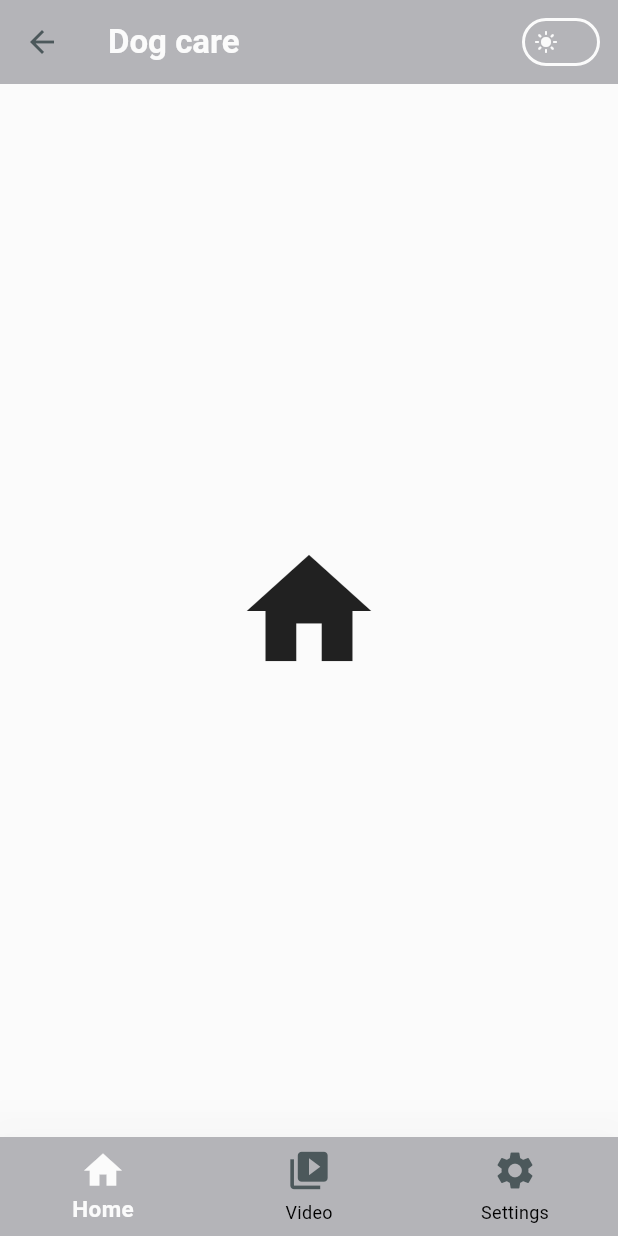
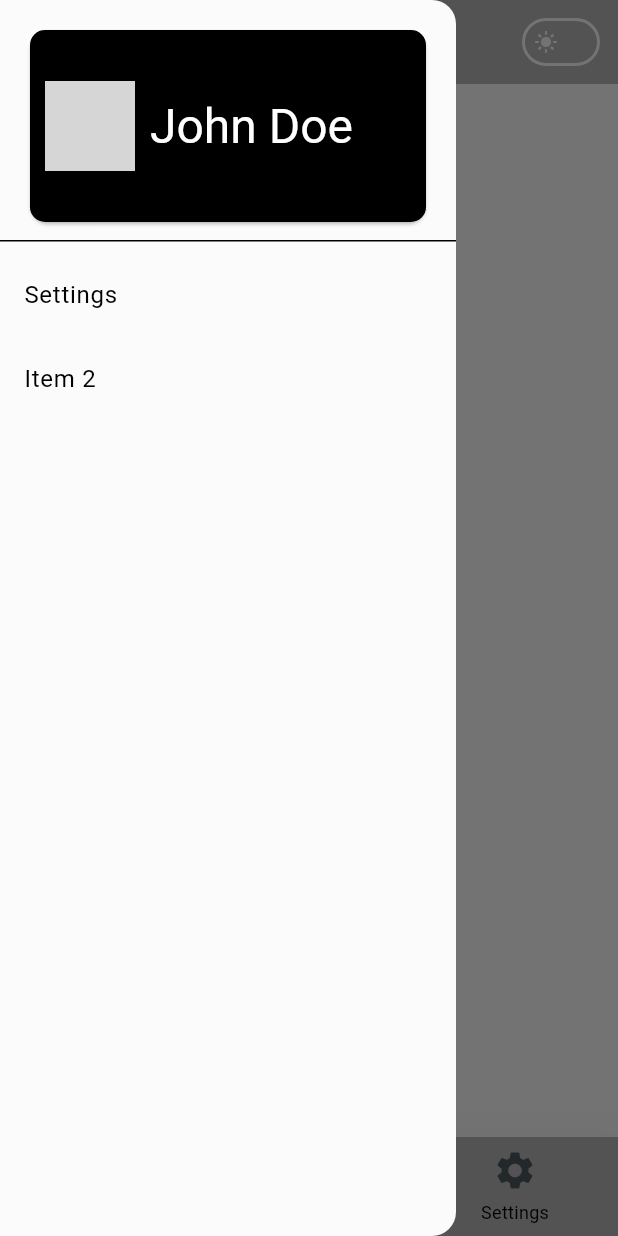
Before and after one commit to LiliaMamutova/dog_care, a Flutter app: the MainScreen screen opened by its route, with the side drawer open (before the commit the screen has no drawer), on a phone screen of 412 x 824 dp. Run offline on Flutter 3.47's test engine with Material 3 defaults, Android fonts, the phone set to English and light mode, and no system bars; our stand-ins replace another_flushbar, bloc, equatable, flutter_bloc, shared_preferences; accounts and stored records are empty; network calls fail; Roboto replaces fonts that are missing (Freeman_font.ttf); grey boxes are pictures that could not be loaded.

Commit message:
in between

```diff
--- a/lib/features/home/screens/main_screen.dart
+++ b/lib/features/home/screens/main_screen.dart
@@ -1,11 +1,12 @@
 import 'package:dog_care/features/home/screens/pages/home_page.dart';
 import 'package:dog_care/features/home/screens/pages/settings_page.dart';
 import 'package:dog_care/features/home/screens/pages/video_page.dart';
-import 'package:dog_care/features/theme/light_theme/text_theme.dart';
 import 'package:dog_care/shared/components/nav_bar.dart';
 import 'package:flutter/material.dart';
 import 'package:flutter_bloc/flutter_bloc.dart';
 
+import '../../../shared/components/cards/main_user_card_widget.dart';
+import '../../../shared/models/user_model.dart';
 import '../../theme/bloc_theme/theme_bloc.dart';
 
 class MainScreen extends StatefulWidget {
@@ -41,7 +42,18 @@
   @override
   Widget build(BuildContext context) {
     return Scaffold(
+      drawer: MainDrawerWidget(),
       appBar: AppBar(
+        leading: Builder(
+          builder: (context) {
+            return IconButton(
+              icon: const Icon(Icons.menu),
+              onPressed: () {
+                Scaffold.of(context).openDrawer();
+              },
+            );
+          },
+        ),
         title: Text(
           "Dog care",
           style: Theme.of(context).appBarTheme.titleTextStyle,
@@ -77,7 +89,6 @@
         bottomSelectedIndex: bottomSelectedIndex,
         onSelectTab: (index) {
           setState(() {
-
             bottomSelectedIndex = index;
           });
           _pageController.animateToPage(
@@ -90,3 +101,44 @@
     );
   }
 }
+
+class MainDrawerWidget extends StatelessWidget {
+  const MainDrawerWidget({
+    super.key,
+  });
+
+  @override
+  Widget build(BuildContext context) {
+    return Drawer(
+      child: ListView(
+        padding: EdgeInsets.zero,
+        children: [
+          DrawerHeader(
+            decoration: const BoxDecoration(
+                // color: Colors.blue,
+                ),
+            child: MainUserCardWidget(
+              user: UserModel.empty,
+            ),
+          ),
+          ListTile(
+            title: const Text('Settings'),
+            onTap: () {
+              // Update the state of the app
+              // ...
+              Navigator.pop(context);
+            },
+          ),
+          ListTile(
+            title: const Text('Item 2'),
+            onTap: () {
+              // Update the state of the app
+              // ...
+              Navigator.pop(context);
+            },
+          ),
+        ],
+      ),
+    );
+  }
+}
--- a/lib/repository/user_repository.dart
+++ b/lib/repository/user_repository.dart
@@ -1,5 +1,3 @@
-import 'package:uuid/uuid.dart';
-
 import '../shared/models/user_model.dart';
 
 class UserRepository {
@@ -9,7 +7,7 @@
     if (_user != null) return _user;
     return Future.delayed(
       Duration(milliseconds: 300),
-      () => _user = UserModel(Uuid().v4()),
+      () => _user = UserModel.empty,
     );
   }
 }
--- /dev/null
+++ b/lib/shared/components/cards/main_user_card_widget.dart
@@ -0,0 +1,51 @@
+import 'package:dog_care/shared/models/user_model.dart';
+import 'package:flutter/material.dart';
+
+class MainUserCardWidget extends StatefulWidget {
+  const MainUserCardWidget({super.key, required this.user});
+  final UserModel? user;
+
+  @override
+  State<MainUserCardWidget> createState() => _MainUserCardWidgetState();
+}
+
+class _MainUserCardWidgetState extends State<MainUserCardWidget> {
+  void _handleTap() {
+    Scaffold.of(context).closeDrawer();
+  }
+
+  @override
+  Widget build(BuildContext context) {
+    return GestureDetector(
+      onTap: _handleTap,
+      child: Card(
+        child: Container(
+          padding: const EdgeInsets.all(10),
+          height: 100,
+          width: double.infinity,
+          decoration: BoxDecoration(
+            color: Theme.of(context).colorScheme.onSurface,
+            borderRadius: BorderRadius.circular(10),
+          ),
+          child: Row(
+            children: [
+              CircleAvatar(
+                radius: 30,
+                backgroundImage: NetworkImage(
+                  widget.user?.imageUrl ?? 'https://fastly.picsum.photos/id/964/200/300.jpg?hmac=4TmUg5VWiMt4hl9NxKOrX4W3N74VEbYJLbFeZbx3-tE',
+                ),
+              ),
+              const SizedBox(width: 10),
+              Text(
+                widget.user?.name ?? 'User Name',
+                style: Theme.of(context).textTheme.headlineLarge?.copyWith(
+                      color: Colors.white,
+                    ),
+              ),
+            ],
+          ),
+        ),
+      ),
+    );
+  }
+}
--- a/lib/shared/models/user_model.dart
+++ b/lib/shared/models/user_model.dart
@@ -1,12 +1,36 @@
 import 'package:equatable/equatable.dart';
+
+const userImageUrl = "https://fastly.picsum.photos/id/964/200/300.jpg?hmac=4TmUg5VWiMt4hl9NxKOrX4W3N74VEbYJLbFeZbx3-tE";
 
 class UserModel extends Equatable {
   final String id;
+  final String? name;
+  final String? email;
+  final String? imageUrl;
 
-  const UserModel(this.id);
+  const UserModel(
+    this.id,
+    this.name,
+    this.email,
+    this.imageUrl,
+  );
 
   @override
   List<Object> get props => [id];
 
-  static const empty = UserModel("-");
+  static const empty = UserModel(
+    '123',
+    "John Doe",
+    "john@gmail.com",
+    userImageUrl,
+  );
+
+  factory UserModel.fromJson(Map<String, dynamic> json) {
+    return UserModel(
+      json['id'] as String,
+      json['name'] as String?,
+      json['email'] as String?,
+      json['imageUrl'] as String?,
+    );
+  }
 }
```
Also changed, not shown: lib/repository/login_repository.dart (+12 -3 lines), pubspec.lock, 2 other files.
